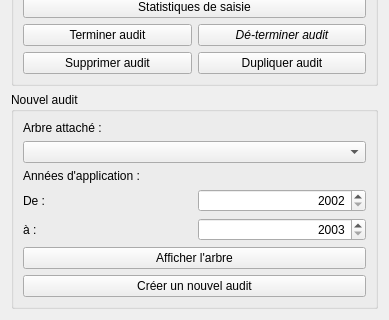
Old version of the form formmanageaudits.ui in the repository GiPiLab/ProtonClassicSuite; both pictures show x 0 to 389 and y 172 to 492 of the 389 by 492 pixel window.
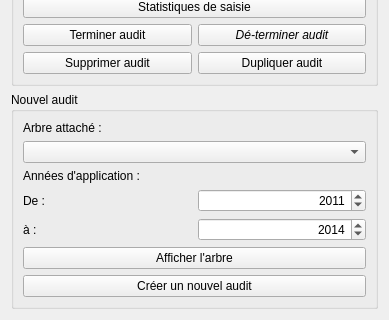
New version of the form. Icons and pictures are not drawn.

Diff of the .ui file:
```diff
--- a/formmanageaudits.ui
+++ b/formmanageaudits.ui
@@ -194,6 +194,9 @@
         <property name="maximum">
          <number>2050</number>
         </property>
+        <property name="value">
+         <number>2011</number>
+        </property>
        </widget>
       </item>
       <item row="3" column="0">
@@ -265,6 +268,9 @@
         <property name="maximum">
          <number>2051</number>
         </property>
+        <property name="value">
+         <number>2014</number>
+        </property>
        </widget>
       </item>
      </layout>
```
Left out of the diff: 4 changed lines with no effect on the pictures.
